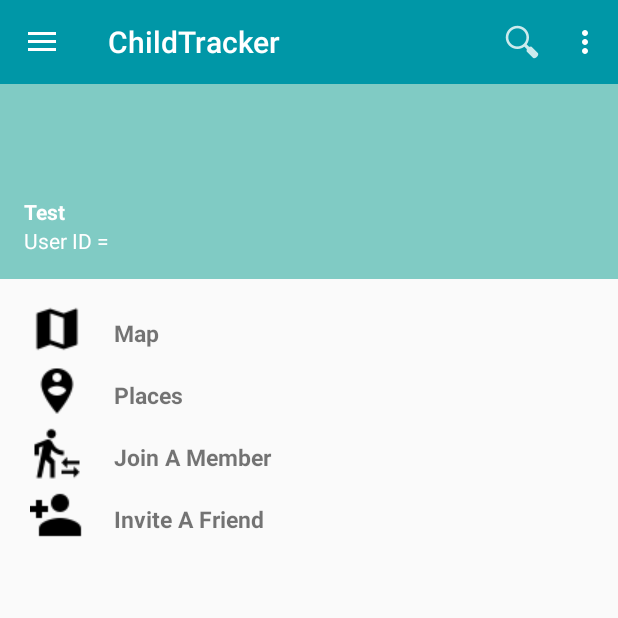
After one commit to ShaymaaEssa/ChildTracker, an Android app: the fragment FragmentDrawer placed in its activity, on a phone screen of 412 x 824 dp, the top half of it. The commit adds this screen. Run offline under Robolectric (Android 15) with nearby library versions, the phone set to English and light mode, and no system bars.

Commit message:
navigation drawer

```diff
--- a/MyApplication/app/build.gradle
+++ b/MyApplication/app/build.gradle
@@ -29,7 +29,6 @@
 
     //Volley
 
-
     //material design
 
     //compile 'com.google.firebase:firebase-messaging:9.0.2'
--- a/MyApplication/app/src/main/java/nanodegree/mal/udacity/android/childtracker/TestActivity.java
+++ b/MyApplication/app/src/main/java/nanodegree/mal/udacity/android/childtracker/TestActivity.java
@@ -1,14 +1,19 @@
 package nanodegree.mal.udacity.android.childtracker;
 
+import android.support.v4.widget.DrawerLayout;
 import android.support.v7.app.AppCompatActivity;
 import android.os.Bundle;
 import android.support.v7.widget.Toolbar;
 import android.view.Menu;
 import android.view.MenuItem;
+import android.view.View;
 
-public class TestActivity extends AppCompatActivity {
+import nanodegree.mal.udacity.android.childtracker.activity.FragmentDrawer;
+
+public class TestActivity extends AppCompatActivity implements FragmentDrawer.FragmentDrawerListener{
 
     private Toolbar toolbar;
+    private FragmentDrawer fragmentDrawer;
     @Override
     protected void onCreate(Bundle savedInstanceState) {
         super.onCreate(savedInstanceState);
@@ -16,6 +21,11 @@
         toolbar= (Toolbar)findViewById(R.id.toolbar);
         setSupportActionBar(toolbar);
         getSupportActionBar().setDisplayHomeAsUpEnabled(true);
+
+        fragmentDrawer = (FragmentDrawer)
+                getSupportFragmentManager().findFragmentById(R.id.fragment_navigation_drawer);
+        fragmentDrawer.setUp(R.id.fragment_navigation_drawer, (DrawerLayout) findViewById(R.id.drawer_layout), toolbar);
+        fragmentDrawer.setFragmentDrawerListener(this);
     }
 
     @Override
@@ -38,4 +48,9 @@
 
         return super.onOptionsItemSelected(item);
     }
+
+    @Override
+    public void onDrawerItemSelected(View view, int position) {
+
+    }
 }
--- /dev/null
+++ b/MyApplication/app/src/main/java/nanodegree/mal/udacity/android/childtracker/activity/FragmentDrawer.java
@@ -0,0 +1,200 @@
+package nanodegree.mal.udacity.android.childtracker.activity;
+
+
+import android.content.Context;
+import android.content.res.TypedArray;
+import android.os.Bundle;
+import android.support.annotation.Nullable;
+import android.support.v4.app.Fragment;
+import android.support.v4.widget.DrawerLayout;
+import android.support.v7.app.ActionBarDrawerToggle;
+import android.support.v7.widget.ActionMenuView;
+import android.support.v7.widget.LinearLayoutManager;
+import android.support.v7.widget.RecyclerView;
+import android.support.v7.widget.Toolbar;
+import android.view.GestureDetector;
+import android.view.LayoutInflater;
+import android.view.MotionEvent;
+import android.view.View;
+import android.view.ViewGroup;
+import android.widget.TextView;
+
+import java.util.ArrayList;
+import java.util.List;
+
+import nanodegree.mal.udacity.android.childtracker.R;
+import nanodegree.mal.udacity.android.childtracker.adapter.NavigationDrawerAdapter;
+import nanodegree.mal.udacity.android.childtracker.model.NavDrawerItem;
+
+/**
+ * A simple {@link Fragment} subclass.
+ */
+public class FragmentDrawer extends Fragment {
+
+
+    private static String TAG = FragmentDrawer.class.getSimpleName();
+
+    private RecyclerView recyclerView;
+    private ActionBarDrawerToggle drawerToggle;
+    private DrawerLayout drawerLayout;
+    private NavigationDrawerAdapter adapter;
+    private View containerView;
+    private static String[] titles = null;
+    private static int[] icons = null;
+    private FragmentDrawerListener drawerListener;
+
+    public FragmentDrawer() {
+        // Required empty public constructor
+    }
+
+    public void setFragmentDrawerListener(FragmentDrawerListener drawerListener){
+        this.drawerListener = drawerListener;
+    }
+
+    public static List<NavDrawerItem> getData (){
+        List<NavDrawerItem> data = new ArrayList<>();
+
+
+        // preparing navigation drawer items
+        for (int i = 0; i < titles.length && i<icons.length; i++) {
+            NavDrawerItem navItem = new NavDrawerItem();
+            navItem.setTitle(titles[i]);
+            navItem.setIcon(icons[i]);
+            data.add(navItem);
+        }
+        return data;
+    }
+
+    @Override
+    public void onCreate(@Nullable Bundle savedInstanceState) {
+        super.onCreate(savedInstanceState);
+
+        // drawer labels
+        titles = getActivity().getResources().getStringArray(R.array.nav_drawer_labels);
+
+        TypedArray typedArray = getActivity().getResources().obtainTypedArray(R.array.nav_drawer_icons);
+        //icons = getActivity().getResources().getIntArray(R.array.nav_drawer_icons);
+
+        icons = new int [typedArray.length()];
+        for (int i =0 ;i<typedArray.length();i++){
+            icons[i] = typedArray.getResourceId(i,0);
+        }
+        typedArray.recycle();
+    }
+
+    @Override
+    public View onCreateView(LayoutInflater inflater, ViewGroup container,
+                             Bundle savedInstanceState) {
+        // Inflating view layout
+        View layout = inflater.inflate(R.layout.fragment_navigationdrawer, container, false);
+        recyclerView = (RecyclerView) layout.findViewById(R.id.recycleview_navdrawer_drawerList);
+
+        adapter = new NavigationDrawerAdapter(getActivity(), getData());
+        recyclerView.setAdapter(adapter);
+        recyclerView.setLayoutManager(new LinearLayoutManager(getActivity()));
+        recyclerView.addOnItemTouchListener(new RecyclerTouchListener(getActivity(),recyclerView,new ClickListener(){
+
+            @Override
+            public void onClick(View view, int position) {
+                drawerListener.onDrawerItemSelected(view, position);
+                drawerLayout.closeDrawer(containerView);
+            }
+
+            @Override
+            public void onLongClick(View view, int position) {
+
+            }
+        }));
+
+        return layout;
+    }
+
+    public void setUp(int fragmentId, DrawerLayout drawerLayout, final Toolbar toolbar) {
+        containerView = getActivity().findViewById(fragmentId);
+        this.drawerLayout = drawerLayout;
+        drawerToggle = new ActionBarDrawerToggle(getActivity(), drawerLayout, toolbar, R.string.drawer_open, R.string.drawer_close) {
+            @Override
+            public void onDrawerOpened(View drawerView) {
+                super.onDrawerOpened(drawerView);
+                getActivity().invalidateOptionsMenu();
+            }
+
+            @Override
+            public void onDrawerClosed(View drawerView) {
+                super.onDrawerClosed(drawerView);
+                getActivity().invalidateOptionsMenu();
+            }
+
+            @Override
+            public void onDrawerSlide(View drawerView, float slideOffset) {
+                super.onDrawerSlide(drawerView, slideOffset);
+                toolbar.setAlpha(1 - slideOffset / 2);
+            }
+        };
+
+        drawerLayout.setDrawerListener(drawerToggle);
+        drawerLayout.post(new Runnable() {
+            @Override
+            public void run() {
+                drawerToggle.syncState();
+            }
+        });
+
+    }
+
+    public static interface ClickListener {
+        public void onClick(View view, int position);
+
+        public void onLongClick(View view, int position);
+    }
+
+    static class RecyclerTouchListener implements RecyclerView.OnItemTouchListener {
+
+        private GestureDetector gestureDetector;
+        private ClickListener clickListener;
+
+        public RecyclerTouchListener(Context context, final RecyclerView recyclerView, final ClickListener clickListener) {
+            this.clickListener = clickListener;
+            gestureDetector = new GestureDetector(context, new GestureDetector.SimpleOnGestureListener() {
+                @Override
+                public boolean onSingleTapUp(MotionEvent e) {
+                    return true;
+                }
+
+                @Override
+                public void onLongPress(MotionEvent e) {
+                    View child = recyclerView.findChildViewUnder(e.getX(), e.getY());
+                    if (child != null && clickListener != null) {
+                        clickListener.onLongClick(child, recyclerView.getChildPosition(child));
+                    }
+                }
+            });
+        }
+
+        @Override
+        public boolean onInterceptTouchEvent(RecyclerView rv, MotionEvent e) {
+
+            View child = rv.findChildViewUnder(e.getX(), e.getY());
+            if (child != null && clickListener != null && gestureDetector.onTouchEvent(e)) {
+                clickListener.onClick(child, rv.getChildPosition(child));
+            }
+            return false;
+        }
+
+        @Override
+        public void onTouchEvent(RecyclerView rv, MotionEvent e) {
+        }
+
+        @Override
+        public void onRequestDisallowInterceptTouchEvent(boolean disallowIntercept) {
+
+        }
+
+
+    }
+
+    public interface FragmentDrawerListener {
+        public void onDrawerItemSelected(View view, int position);
+    }
+
+}
--- a/MyApplication/app/src/main/java/nanodegree/mal/udacity/android/childtracker/adapter/NavigationDrawerAdapter.java
+++ b/MyApplication/app/src/main/java/nanodegree/mal/udacity/android/childtracker/adapter/NavigationDrawerAdapter.java
@@ -46,6 +46,7 @@
         NavDrawerItem current = data.get(position);
         holder.title.setText(current.getTitle());
         holder.icon.setImageResource(current.getIcon());
+
     }
 
 
--- a/MyApplication/app/src/main/res/layout/activity_test.xml
+++ b/MyApplication/app/src/main/res/layout/activity_test.xml
@@ -1,19 +1,45 @@
 <?xml version="1.0" encoding="utf-8"?>
-<RelativeLayout xmlns:android="http://schemas.android.com/apk/res/android"
+<android.support.v4.widget.DrawerLayout
+    xmlns:android="http://schemas.android.com/apk/res/android"
+    xmlns:app="http://schemas.android.com/apk/res-auto"
     xmlns:tools="http://schemas.android.com/tools"
-    android:id="@+id/activity_test"
+    android:id="@+id/drawer_layout"
     android:layout_width="match_parent"
-    android:layout_height="match_parent"
-    tools:context="nanodegree.mal.udacity.android.childtracker.TestActivity">
+    android:layout_height="match_parent">
 
     <LinearLayout
-        android:layout_width="fill_parent"
-        android:layout_height="wrap_content"
-        android:layout_alignParentTop="true"
+        android:layout_width="match_parent"
+        android:layout_height="match_parent"
         android:orientation="vertical">
 
-        <include
-            android:id="@+id/toolbar"
-            layout="@layout/toolbar" />
+        <LinearLayout
+            android:id="@+id/container_toolbar"
+            android:layout_width="match_parent"
+            android:layout_height="wrap_content"
+            android:orientation="vertical">
+
+            <include
+                android:id="@+id/toolbar"
+                layout="@layout/toolbar" />
+        </LinearLayout>
+
+        <FrameLayout
+            android:id="@+id/container_body"
+            android:layout_width="fill_parent"
+            android:layout_height="0dp"
+            android:layout_weight="1" />
+
+
     </LinearLayout>
-</RelativeLayout>
+
+
+    <fragment
+        android:id="@+id/fragment_navigation_drawer"
+        android:name="nanodegree.mal.udacity.android.childtracker.activity.FragmentDrawer"
+        android:layout_width="@dimen/nav_drawer_width"
+        android:layout_height="match_parent"
+        android:layout_gravity="start"
+        app:layout="@layout/fragment_navigationdrawer"
+        tools:layout="@layout/fragment_navigationdrawer" />
+
+</android.support.v4.widget.DrawerLayout>
--- a/MyApplication/app/src/main/res/layout/nav_drawer_item.xml
+++ b/MyApplication/app/src/main/res/layout/nav_drawer_item.xml
@@ -10,13 +10,14 @@
         android:layout_height="wrap_content"
         android:id="@+id/img_navdrawer_icon"
         android:src="@drawable/map"
+        android:paddingLeft="20dp"
         />
 
     <TextView
         android:id="@+id/txt_navdrawer_menuitem"
         android:layout_width="fill_parent"
         android:layout_height="wrap_content"
-        android:paddingLeft="30dp"
+        android:paddingLeft="20dp"
         android:paddingTop="10dp"
         android:paddingBottom="10dp"
         android:textSize="15dp"
--- a/MyApplication/app/src/main/res/values/strings.xml
+++ b/MyApplication/app/src/main/res/values/strings.xml
@@ -24,4 +24,23 @@
 
     <!-- TODO: Remove or change this placeholder text -->
     <string name="hello_blank_fragment">Hello blank fragment</string>
+
+    <string name="drawer_open">Open</string>
+    <string name="drawer_close">Close</string>
+
+
+    <!-- navigation drawer item labels  -->
+    <string-array name="nav_drawer_labels">
+        <item>@string/navigation_item_map</item>
+        <item>@string/navigation_item_places</item>
+        <item>@string/navigation_item_joinmember</item>
+        <item>@string/navigation_item_invitefriend</item>
+    </string-array>
+
+    <integer-array name="nav_drawer_icons">
+        <item>@drawable/map</item>
+        <item>@drawable/places</item>
+        <item>@drawable/joinmember</item>
+        <item>@drawable/addfriend</item>
+    </integer-array>
 </resources>
```
